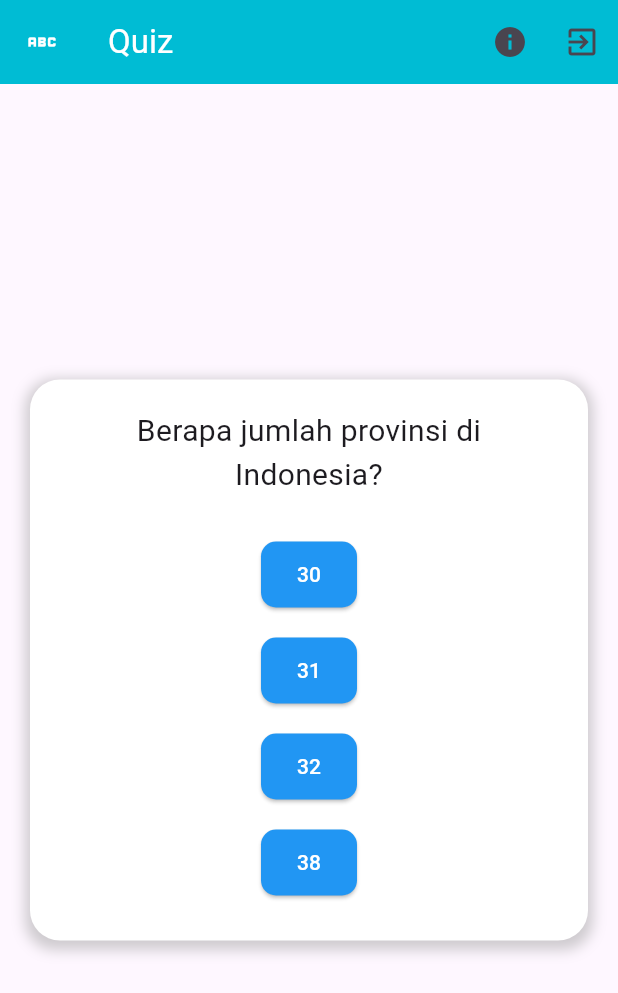
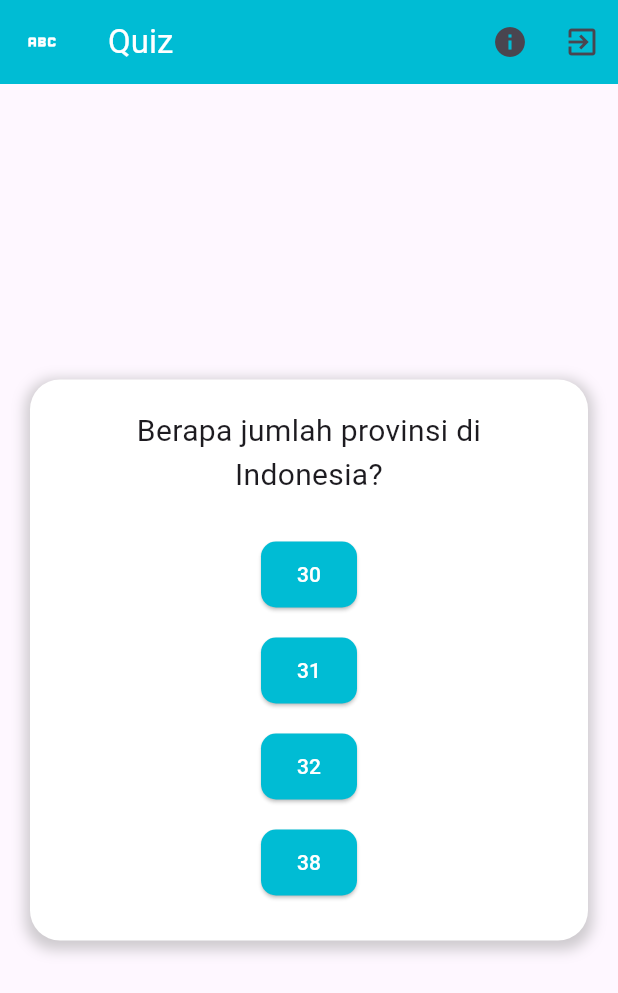
Before and after one commit to nand999/match-color-flutter-game, a Flutter app: the QuizScreen screen opened directly, on a phone screen of 412 x 824 dp. Shown: the top 993 px of the screen. Run offline on Flutter 3.47's test engine with Material 3 defaults, Android fonts, the phone set to English and light mode, and no system bars; our stand-ins replace animate_do, audioplayers.

Commit message:
ganti warna

```diff
--- a/lib/Quiz.dart
+++ b/lib/Quiz.dart
@@ -233,7 +233,7 @@ class Quiz extends StatelessWidget {
                   child: ElevatedButton(
                     onPressed: () => answerQuestion(answer),
                     style: ElevatedButton.styleFrom(
-                      primary: Colors.blue,
+                      primary: Colors.cyan,
                       onPrimary: Colors.white,
                       padding: EdgeInsets.symmetric(vertical: 12),
                       shape: RoundedRectangleBorder(
```
